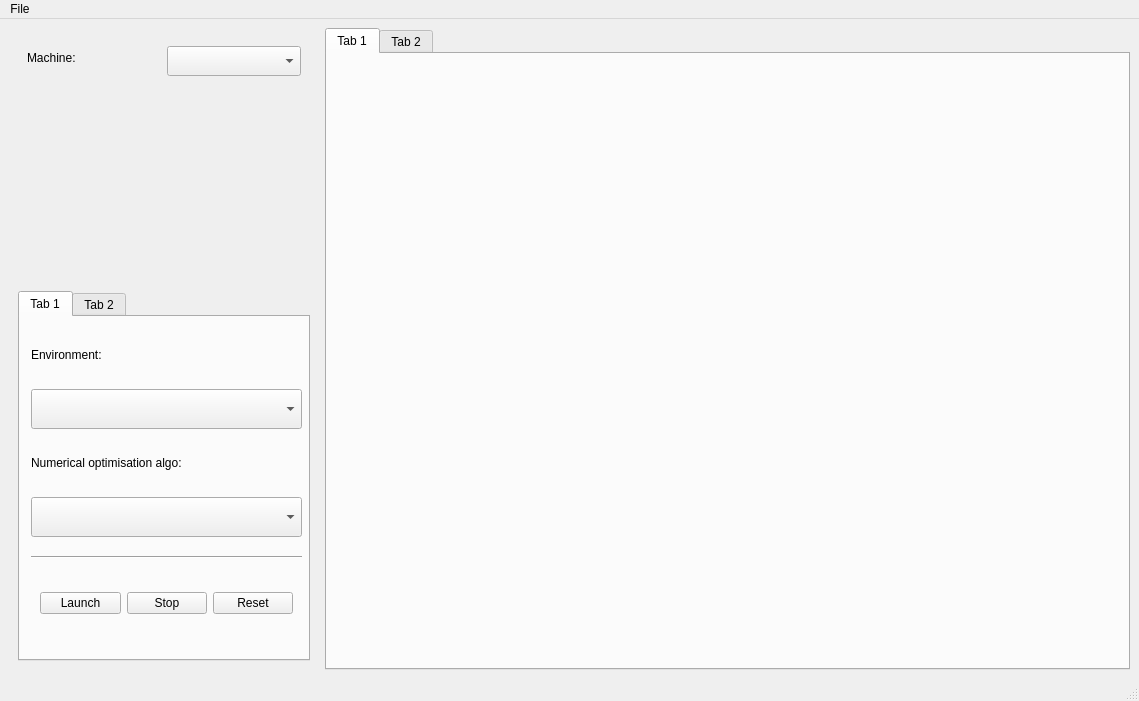
This is acc_app_optimisation/gui/main_window.ui in geoff-project/geoff-app as Qt 5 draws it before an edit. The edited form follows.
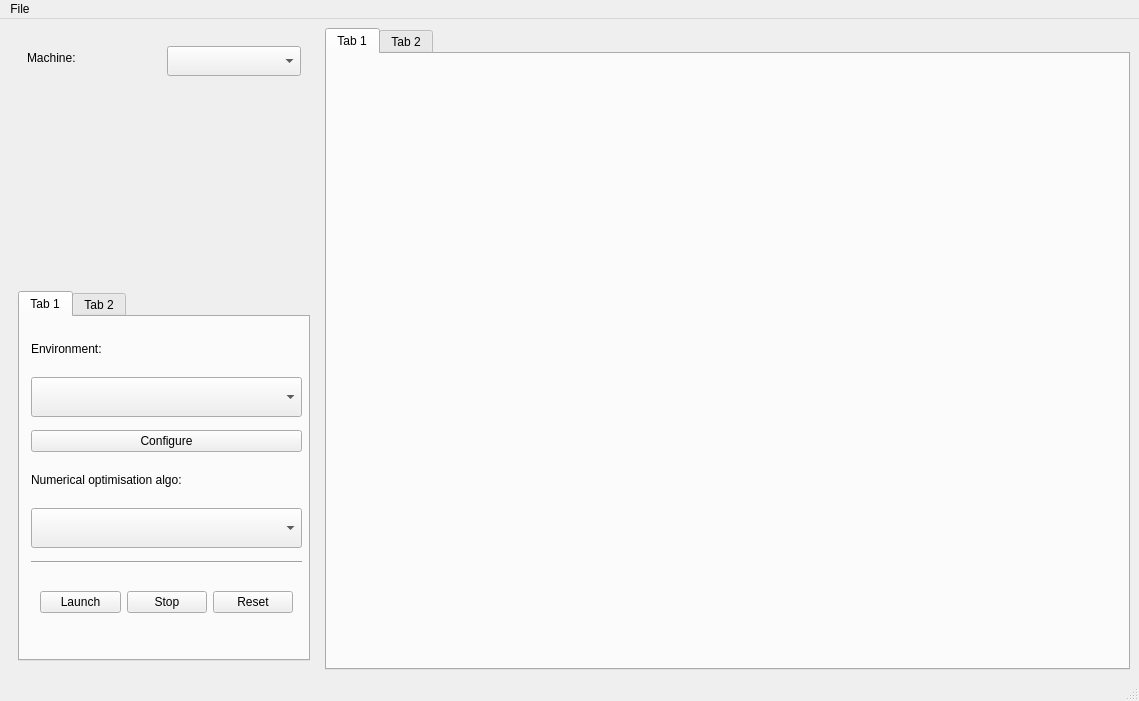
This is the edited form.

Commit message: button for config

What changed in the file:
```diff
--- a/acc_app_optimisation/gui/main_window.ui
+++ b/acc_app_optimisation/gui/main_window.ui
@@ -129,6 +129,13 @@
               </property>
              </widget>
             </item>
+            <item>
+             <widget class="QPushButton" name="configEnvButton">
+              <property name="text">
+               <string>Configure</string>
+              </property>
+             </widget>
+            </item>
             <item>
              <widget class="QLabel" name="algoSelectionLabel">
               <property name="maximumSize">
```
The commit also changes 2 other files.
